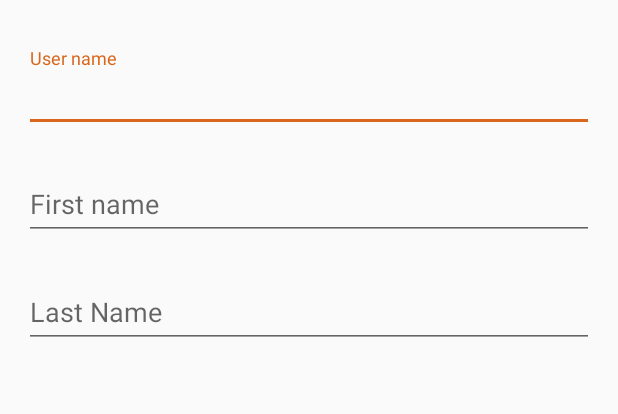
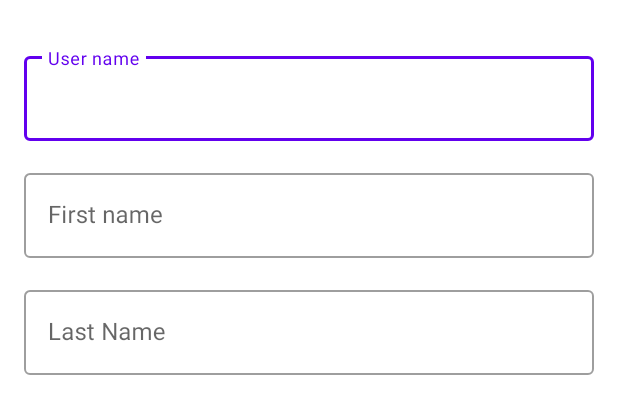
Before and after one commit to sapuglha/coroutinesExploration, an Android app: the layout fragment_user_form.xml on its own in the app's theme, with its tools: preview values and no code run, on a phone screen of 412 x 824 dp. Shown: the top 414 px of the screen. Run offline under Robolectric (Android 15) with nearby library versions, the phone set to English and light mode, and no system bars.

Commit message:
Apply dayNight Material theme

```diff
--- a/android/app/src/main/AndroidManifest.xml
+++ b/android/app/src/main/AndroidManifest.xml
@@ -12,7 +12,7 @@
         android:label="@string/app_name"
         android:roundIcon="@mipmap/ic_launcher_round"
         android:supportsRtl="true"
-        android:theme="@style/AppTheme"
+        android:theme="@style/MyTheme.DayNight"
         android:usesCleartextTraffic="true"
         tools:ignore="GoogleAppIndexingWarning">
 
--- a/android/app/src/main/res/layout/fragment_user_form.xml
+++ b/android/app/src/main/res/layout/fragment_user_form.xml
@@ -5,11 +5,9 @@
     tools:context=".presentation.user.form.UserFormFragment">
 
     <data>
-
         <variable
             name="viewModel"
             type="com.sapuglha.coroutinesexploration.presentation.user.form.UserFormViewModel" />
-
     </data>
 
     <androidx.constraintlayout.widget.ConstraintLayout
@@ -20,6 +18,7 @@
 
         <com.google.android.material.textfield.TextInputLayout
             android:id="@+id/user_form_username"
+            style="@style/Widget.MaterialComponents.TextInputLayout.OutlinedBox"
             android:layout_width="match_parent"
             android:layout_height="wrap_content"
             android:layout_marginTop="16dp"
@@ -41,6 +40,7 @@
 
         <com.google.android.material.textfield.TextInputLayout
             android:id="@+id/user_form_firstname"
+            style="@style/Widget.MaterialComponents.TextInputLayout.OutlinedBox"
             android:layout_width="match_parent"
             android:layout_height="wrap_content"
             android:layout_marginTop="16dp"
@@ -62,6 +62,7 @@
 
         <com.google.android.material.textfield.TextInputLayout
             android:id="@+id/user_form_lastname"
+            style="@style/Widget.MaterialComponents.TextInputLayout.OutlinedBox"
             android:layout_width="match_parent"
             android:layout_height="wrap_content"
             android:layout_marginTop="16dp"
--- a/android/app/src/main/res/menu/menu_form.xml
+++ b/android/app/src/main/res/menu/menu_form.xml
@@ -5,7 +5,6 @@
     <item
         android:id="@+id/action_save"
         android:icon="@drawable/ic_check"
-        android:iconTint="@color/white"
         android:title="@string/menu_form_action_save"
         app:showAsAction="always" />
 </menu>
--- /dev/null
+++ b/android/app/src/main/res/values-night/color.xml
@@ -0,0 +1,22 @@
+<?xml version="1.0" encoding="utf-8"?>
+<resources>
+
+    <!--DARK COLOR THEME-->
+    <!--The same color values are defined for dark theme, but with values more appropriate for -->
+    <!--low-luminance UIs. These colors will be used by night/themes.xml.-->
+
+    <color name="color_primary">#bb86fc</color>
+    <color name="color_primary_variant">#4b01d0</color>
+    <color name="color_secondary">#03dac6</color>
+    <color name="color_secondary_variant">#018786</color>
+
+    <color name="color_background">#000000</color>
+    <color name="color_surface">#121212</color>
+    <color name="color_error">#cf6679</color>
+
+    <color name="color_on_primary">#000000</color>
+    <color name="color_on_secondary">#000000</color>
+    <color name="color_on_background">#ffffff</color>
+    <color name="color_on_surface">#ffffff</color>
+    <color name="color_on_error">#000000</color>
+</resources>
--- /dev/null
+++ b/android/app/src/main/res/values-night/themes.xml
@@ -0,0 +1,10 @@
+<?xml version="1.0" encoding="utf-8"?>
+<resources xmlns:tools="http://schemas.android.com/tools">
+
+    <!--Top level DayNight theme to be used in AndroidManifest.xml-->
+    <style name="MyTheme.DayNight" parent="Base.MyTheme">
+        <item name="android:windowLightStatusBar">false</item>
+        <item name="android:windowLightNavigationBar" tools:ignore="NewApi">false</item>
+    </style>
+
+</resources>
--- a/android/app/src/main/res/values/colors.xml
+++ b/android/app/src/main/res/values/colors.xml
@@ -1,7 +1,42 @@
 <?xml version="1.0" encoding="utf-8"?>
 <resources>
-    <color name="colorPrimary">#003c85</color>
-    <color name="colorPrimaryDark">#000e57</color>
-    <color name="colorAccent">#d8671b</color>
-    <color name="white">#ffffff</color>
+
+    <!--Color-->
+
+    <!--Material uses an organized approach to applying color by providing a set of attributes -->
+    <!--which define the color of generalized UI elements such as backgrounds, surfaces, type -->
+    <!--and icons. Using these attributes throughout your app makes it easy to change a single -->
+    <!--color, or the entire theme, and have those changes cascade through the interface.-->
+
+    <!--Color is customized by overriding Material Components color attributes with custom -->
+    <!--color values. In this project, your theme’s color attributes are already overridden -->
+    <!--with default values defined in this file, color.xml.  Change any of the values in -->
+    <!--this file to see changes applied across all elements of your app.-->
+
+    <!--LIGHT COLOR THEME-->
+
+    <!--colorPrimary colors map to components and elements, such as app bars and buttons. -->
+    <!--colorSecondary colors are most often used as accents on components, such as FABs and -->
+    <!--selection controls.-->
+    <color name="color_primary">#6200ee</color>
+    <color name="color_primary_variant">#3700b3</color>
+    <color name="color_secondary">#03dac6</color>
+    <color name="color_secondary_variant">#018786</color>
+
+    <!--colorBackground appears behind scrollable content and is used for the default window-->
+    <!--background. colorSurface is mapped to the surface of components such as cards, sheets-->
+    <!--and menus. colorError is used to indicate an error state for components such as-->
+    <!--text fields.-->
+    <color name="color_background">#ffffff</color>
+    <color name="color_surface">#ffffff</color>
+    <color name="color_error">#b00020</color>
+
+    <!--"On" colors define how text, icons and strokes are colored in relation to the surface-->
+    <!--on which they appear.-->
+    <color name="color_on_primary">#ffffff</color>
+    <color name="color_on_secondary">#000000</color>
+    <color name="color_on_background">#000000</color>
+    <color name="color_on_surface">#000000</color>
+    <color name="color_on_error">#ffffff</color>
+
 </resources>
--- /dev/null
+++ b/android/app/src/main/res/values/motion.xml
@@ -0,0 +1,10 @@
+<resources>
+
+    <!--Motion-->
+
+    <style name="Animation.MyTheme.BottomSheet.Modal" parent="Animation.AppCompat.Dialog">
+        <item name="android:windowEnterAnimation">@anim/bottom_sheet_slide_in</item>
+        <item name="android:windowExitAnimation">@anim/bottom_sheet_slide_out</item>
+    </style>
+
+</resources>
--- /dev/null
+++ b/android/app/src/main/res/values/shape.xml
@@ -0,0 +1,35 @@
+<resources>
+
+    <!--Shape-->
+
+    <!--Material allows theming of a component’s shape through the customization of corner -->
+    <!--style and radius size. To systematically apply shape throughout your app, it helps to -->
+    <!--understand that components are categorized by size, grouped into categories of small, -->
+    <!--medium and large. Each component size group can be themed by overriding the Material -->
+    <!--Components attributes ?shapeAppearanceSmallComponent, ?shapeAppearanceMediumComponent -->
+    <!--and ?shapeAppearanceLargeComponent in your app's theme. Those attributes are already -->
+    <!--defined as default stylesoverridden for you in themes.xml and point to the styles in -->
+    <!--this file.-->
+
+    <!--Experiment with ShapeAppearance properties such as cornerFamily (either ‘cut’ or -->
+    <!--‘rounded’) and corner size. Alternatively, customize each ShapeAppearance on a -->
+    <!--per-corner basis with cornerFamilyTopLeft, cornerFamilyTopRight, cornerFamilyBottomLeft, -->
+    <!--cornerFamilyBottomRight and cornerSizeTopRight, cornerSizeTopLeft, cornerSizeBottomLeft -->
+    <!--and cornerSizeBottomRight.-->
+
+    <!--Shape Appearance for small components like chips, buttons, text fields and FABs-->
+    <style name="ShapeAppearance.MyTheme.SmallComponent" parent="ShapeAppearance.MaterialComponents.SmallComponent">
+        <!--Your custom shape here-->
+    </style>
+
+    <!--Shape Appearance for medium components like cards, alert dialogs-->
+    <style name="ShapeAppearance.MyTheme.MediumComponent" parent="ShapeAppearance.MaterialComponents.MediumComponent">
+        <!--Your custom shape here-->
+    </style>
+
+    <!--Shape Appearance for large components like side and bottom navigation drawers-->
+    <style name="ShapeAppearance.MyTheme.LargeComponent" parent="ShapeAppearance.MaterialComponents.LargeComponent">
+        <!--Your custom shape here-->
+    </style>
+
+</resources>
--- a/android/app/src/main/res/values/styles.xml
+++ b/android/app/src/main/res/values/styles.xml
@@ -1,15 +1,27 @@
-<resources>
+<?xml version="1.0" encoding="utf-8"?>
+<resources xmlns:tools="http://schemas.android.com/tools">
 
-    <!-- Base application theme. -->
-    <style name="AppTheme" parent="Theme.AppCompat.Light.DarkActionBar">
-        <!-- Customize your theme here. -->
-        <item name="colorPrimary">@color/colorPrimary</item>
-        <item name="colorPrimaryDark">@color/colorPrimaryDark</item>
-        <item name="colorAccent">@color/colorAccent</item>
+    <!--Components-->
+
+    <!--Bottom Sheets-->
+    <style name="ThemeOverlay.MyTheme.BottomSheetDialog" parent="ThemeOverlay.MaterialComponents.Dialog">
+        <item name="android:windowIsFloating">false</item>
+        <item name="android:windowBackground">@android:color/transparent</item>
+        <item name="android:windowAnimationStyle">@style/Animation.MyTheme.BottomSheet.Modal</item>
+        <item name="android:statusBarColor">@android:color/transparent</item>
+        <item name="bottomSheetStyle">@style/Widget.MyTheme.BottomSheet.Modal</item>
+        <item name="android:navigationBarColor">?colorSurface</item>
+        <item name="android:navigationBarDividerColor" tools:ignore="NewApi">
+            @android:color/transparent
+        </item>
     </style>
 
-    <style name="AppTheme.AppBarOverlay" parent="ThemeOverlay.AppCompat.Dark.ActionBar" />
+    <style name="Widget.MyTheme.BottomSheet.Modal" parent="Widget.MaterialComponents.BottomSheet.Modal">
+        <item name="shapeAppearanceOverlay">?shapeAppearanceLargeComponent</item>
+    </style>
 
-    <style name="AppTheme.PopupOverlay" parent="ThemeOverlay.AppCompat" />
-
+    <!--Navigation Drawer-->
+    <style name="Widget.MyTheme.NavigationView" parent="Widget.MaterialComponents.NavigationView">
+        <item name="itemTextAppearance">?textAppearanceBody2</item>
+    </style>
 </resources>
--- /dev/null
+++ b/android/app/src/main/res/values/themes.xml
@@ -0,0 +1,68 @@
+<?xml version="1.0" encoding="utf-8"?>
+<resources xmlns:tools="http://schemas.android.com/tools">
+
+    <!--Top level DayNight theme to be used in AndroidManifest.xml-->
+    <style name="MyTheme.DayNight" parent="Base.MyTheme"/>
+
+    <!--Base custom theme which will be shared between both light and dark theme variants-->
+    <style name="Base.MyTheme" parent="Base.MaterialThemeBuilder">
+        <!--Material color attributes -->
+        <item name="colorPrimary">@color/color_primary</item>
+        <item name="colorPrimaryVariant">@color/color_primary_variant</item>
+        <item name="colorSecondary">@color/color_secondary</item>
+        <item name="colorSecondaryVariant">@color/color_secondary_variant</item>
+
+        <item name="android:colorBackground">@color/color_background</item>
+        <item name="colorSurface">@color/color_surface</item>
+        <item name="colorError">@color/color_error</item>
+
+        <item name="colorOnPrimary">@color/color_on_primary</item>
+        <item name="colorOnSecondary">@color/color_on_secondary</item>
+        <item name="colorOnBackground">@color/color_on_background</item>
+        <item name="colorOnSurface">@color/color_on_surface</item>
+        <item name="colorOnError">@color/color_on_error</item>
+
+        <!--Material type attributes-->
+        <item name="textAppearanceHeadline1">@style/TextAppearance.MyTheme.Headline1</item>
+        <item name="textAppearanceHeadline2">@style/TextAppearance.MyTheme.Headline2</item>
+        <item name="textAppearanceHeadline3">@style/TextAppearance.MyTheme.Headline3</item>
+        <item name="textAppearanceHeadline4">@style/TextAppearance.MyTheme.Headline4</item>
+        <item name="textAppearanceHeadline5">@style/TextAppearance.MyTheme.Headline5</item>
+        <item name="textAppearanceHeadline6">@style/TextAppearance.MyTheme.Headline6</item>
+        <item name="textAppearanceSubtitle1">@style/TextAppearance.MyTheme.Subtitle1</item>
+        <item name="textAppearanceSubtitle2">@style/TextAppearance.MyTheme.Subtitle2</item>
+        <item name="textAppearanceBody1">@style/TextAppearance.MyTheme.Body1</item>
+        <item name="textAppearanceBody2">@style/TextAppearance.MyTheme.Body2</item>
+        <item name="textAppearanceButton">@style/TextAppearance.MyTheme.Button</item>
+        <item name="textAppearanceCaption">@style/TextAppearance.MyTheme.Caption</item>
+        <item name="textAppearanceOverline">@style/TextAppearance.MyTheme.Overline</item>
+
+        <!--Material shape attributes-->
+        <item name="shapeAppearanceSmallComponent">@style/ShapeAppearance.MyTheme.SmallComponent</item>
+        <item name="shapeAppearanceMediumComponent">@style/ShapeAppearance.MyTheme.MediumComponent</item>
+        <item name="shapeAppearanceLargeComponent">@style/ShapeAppearance.MyTheme.LargeComponent</item>
+
+        <!--Component styles-->
+        <item name="materialAlertDialogTheme">@style/ThemeOverlay.MaterialComponents.Dialog.Alert</item>
+        <item name="bottomSheetDialogTheme">@style/ThemeOverlay.MyTheme.BottomSheetDialog</item>
+        <item name="navigationViewStyle">@style/Widget.MyTheme.NavigationView</item>
+        <item name="toolbarStyle">@style/Widget.MaterialComponents.Toolbar.PrimarySurface</item>
+    </style>
+
+    <style name="Base.MaterialThemeBuilder" parent="Theme.MaterialComponents.DayNight.NoActionBar">
+        <item name="alphaEmphasisHigh">@dimen/alpha_emphasis_high</item>
+        <item name="alphaEmphasisMedium">@dimen/alpha_emphasis_medium</item>
+        <item name="alphaEmphasisDisabled">@dimen/alpha_emphasis_disabled</item>
+
+        <item name="android:statusBarColor">?colorSurface</item>
+        <item name="android:windowLightStatusBar">true</item>
+        <item name="android:navigationBarColor">?android:colorBackground</item>
+        <item name="android:windowLightNavigationBar" tools:ignore="NewApi">true</item>
+        <item name="android:navigationBarDividerColor" tools:ignore="NewApi">?colorControlHighlight</item>
+
+        <!--Remap legacy AppCompat attributes to MaterialComponent attributes-->
+        <item name="colorPrimaryDark">?colorPrimaryVariant</item>
+        <item name="colorAccent">?colorSecondary</item>
+    </style>
+
+</resources>
--- /dev/null
+++ b/android/app/src/main/res/values/type.xml
@@ -0,0 +1,76 @@
+<resources>
+
+    <!--Typography-->
+
+    <!--Material’s type system supports 13 categories that, when combined, form the typescale. -->
+    <!--This typescale is evident in the variety of text styles and sizes that appear on screen, -->
+    <!--ranging from body copy to buttons. Type appears across the UI, in places such as in -->
+    <!--components and on surfaces.-->
+
+    <!--These styles should be used throughout your app when creating text views so all your -->
+    <!--text is consistently styled and easily updated if design or product needs change. Each -->
+    <!--style in the type scale can be customized by defining a style and overriding that -->
+    <!--style's Material Theme attribute (?textAppearanceHeadline1, ?textAppearanceBody2, etc.) -->
+    <!--in your app's theme. In this project, type attributes have already been overridden in -->
+    <!--themes.xml and are set to the styles in this file, type.xml. These ?textAppearance* -->
+    <!--theme attributes should be used in your layouts to set a TextView’s appearance instead -->
+    <!--of fully qualified style references and in favor of manually setting text properties.-->
+
+    <!--Type on Android is themed by defining a custom TextAppearance for each type scale style. -->
+    <!--Use standard TextAppearance attributes such as textSize, textColor, fontFamily, -->
+    <!--letterSpacing, etc. to define a custom appearance for each and see how they are -->
+    <!--applied globally across your app.-->
+
+    <style name="TextAppearance.MyTheme.Headline1" parent="TextAppearance.MaterialComponents.Headline1">
+        <!--Your custom type style here-->
+    </style>
+
+    <style name="TextAppearance.MyTheme.Headline2" parent="TextAppearance.MaterialComponents.Headline2">
+        <!--Your custom type style here-->
+    </style>
+
+    <style name="TextAppearance.MyTheme.Headline3" parent="TextAppearance.MaterialComponents.Headline3">
+        <!--Your custom type style here-->
+    </style>
+
+    <style name="TextAppearance.MyTheme.Headline4" parent="TextAppearance.MaterialComponents.Headline4">
+        <!--Your custom type style here-->
+    </style>
+
+    <style name="TextAppearance.MyTheme.Headline5" parent="TextAppearance.MaterialComponents.Headline5">
+        <!--Your custom type style here-->
+    </style>
+
+    <style name="TextAppearance.MyTheme.Headline6" parent="TextAppearance.MaterialComponents.Headline6">
+        <!--Your custom type style here-->
+    </style>
+
+    <style name="TextAppearance.MyTheme.Subtitle1" parent="TextAppearance.MaterialComponents.Subtitle1">
+        <!--Your custom type style here-->
+    </style>
+
+    <style name="TextAppearance.MyTheme.Subtitle2" parent="TextAppearance.MaterialComponents.Subtitle2">
+        <!--Your custom type style here-->
+    </style>
+
+    <style name="TextAppearance.MyTheme.Body1" parent="TextAppearance.MaterialComponents.Body1">
+        <!--Your custom type style here-->
+    </style>
+
+    <style name="TextAppearance.MyTheme.Body2" parent="TextAppearance.MaterialComponents.Body2">
+        <!--Your custom type style here-->
+    </style>
+
+    <style name="TextAppearance.MyTheme.Button" parent="TextAppearance.MaterialComponents.Button">
+        <!--Your custom type style here-->
+    </style>
+
+    <style name="TextAppearance.MyTheme.Caption" parent="TextAppearance.MaterialComponents.Caption">
+        <!--Your custom type style here-->
+    </style>
+
+    <style name="TextAppearance.MyTheme.Overline" parent="TextAppearance.MaterialComponents.Overline">
+        <!--Your custom type style here-->
+    </style>
+
+</resources>
```
Also changed, not shown: android/app/src/main/res/anim/bottom_sheet_slide_in.xml (added, +29 -0 lines), android/app/src/main/res/anim/bottom_sheet_slide_out.xml (added, +30 -0 lines), android/app/src/main/res/values/attrs.xml (+46 -0 lines), android/app/src/main/res/values/dimens.xml (added, +17 -0 lines).
